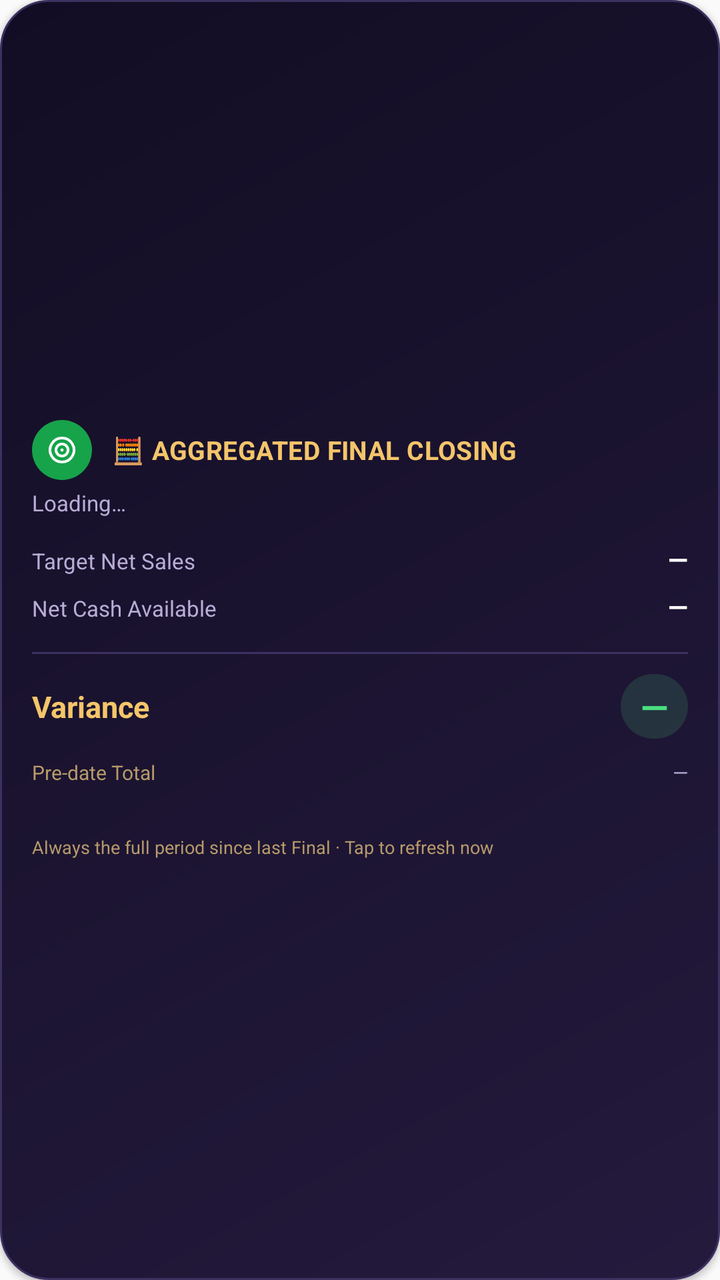
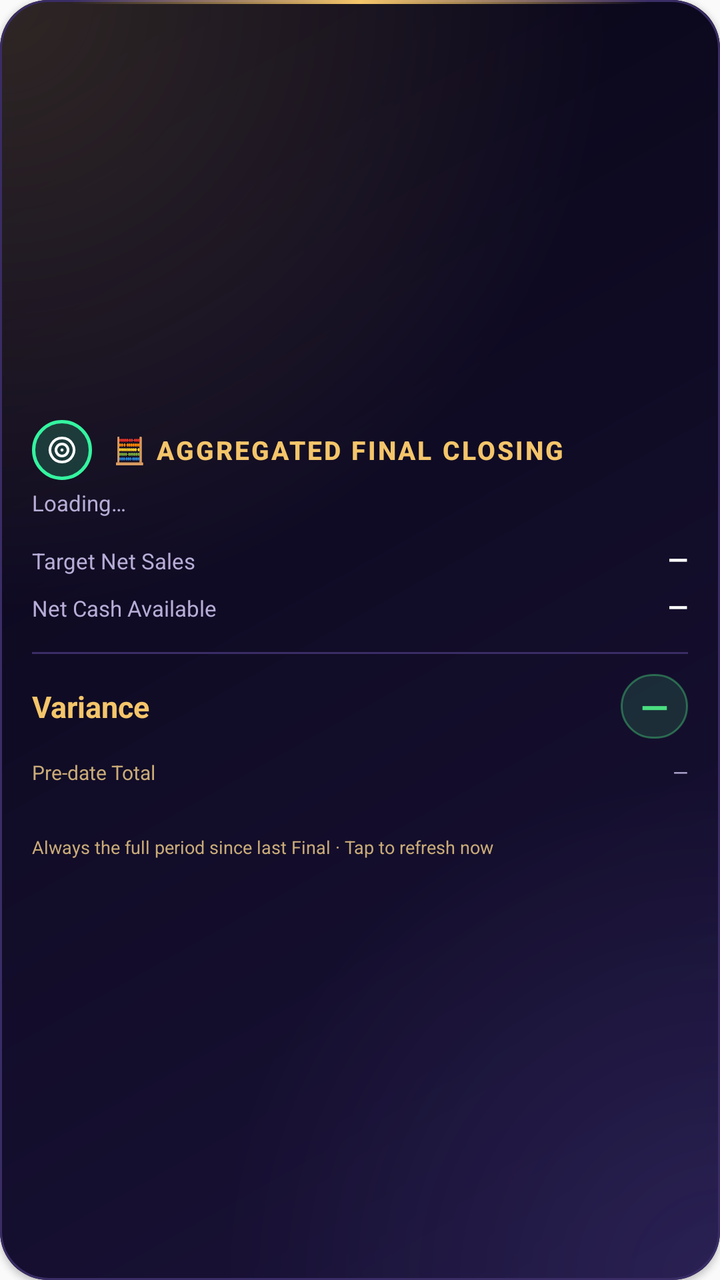

An Android layout rendered at two revisions. The XML below is the earlier revision; the diff shows what the commit changed to produce the second picture.
<!-- AndroidManifest.xml: application theme Theme.AppCompat.Light.NoActionBar -->
<!-- res/layout/widget_aggregated_final.xml -->
<?xml version="1.0" encoding="utf-8"?>
<LinearLayout xmlns:android="http://schemas.android.com/apk/res/android"
    android:layout_width="match_parent"
    android:layout_height="match_parent"
    android:orientation="vertical"
    android:gravity="center_vertical"
    android:background="@drawable/widget_amber_background"
    android:padding="16dp"
    android:elevation="2dp"
    android:id="@+id/agg_widget_root">

    <LinearLayout
        android:layout_width="match_parent"
        android:layout_height="wrap_content"
        android:orientation="horizontal"
        android:gravity="center_vertical">
        <FrameLayout
            android:layout_width="30dp"
            android:layout_height="30dp"
            android:background="@drawable/badge_circle_closing">
            <ImageView android:layout_width="16dp" android:layout_height="16dp"
                android:layout_gravity="center" android:src="@drawable/ic_target" />
        </FrameLayout>
        <TextView
            android:layout_width="0dp"
            android:layout_height="wrap_content"
            android:layout_weight="1"
            android:layout_marginStart="10dp"
            android:text="@string/agg_widget_title"
            android:textColor="@color/agg_gold"
            android:textStyle="bold"
            android:textSize="13sp"
            android:letterSpacing="0.01" />
    </LinearLayout>

    <TextView
        android:id="@+id/agg_subtitle"
        android:layout_width="match_parent"
        android:layout_height="wrap_content"
        android:layout_marginTop="4dp"
        android:layout_marginBottom="12dp"
        android:text="@string/agg_widget_loading"
        android:textColor="@color/agg_text_dim"
        android:textSize="11sp" />

    <LinearLayout
        android:layout_width="match_parent"
        android:layout_height="wrap_content"
        android:orientation="horizontal">
        <TextView
            android:layout_width="0dp" android:layout_height="wrap_content" android:layout_weight="1"
            android:text="@string/agg_label_target" android:textColor="@color/agg_text_dim" android:textSize="11sp" />
        <TextView android:id="@+id/agg_target" android:layout_width="wrap_content" android:layout_height="wrap_content"
            android:text="—" android:textColor="#FFFFFF" android:textStyle="bold" android:textSize="13sp" />
    </LinearLayout>

    <LinearLayout
        android:layout_width="match_parent"
        android:layout_height="wrap_content"
        android:orientation="horizontal"
        android:layout_marginTop="6dp">
        <TextView
            android:layout_width="0dp" android:layout_height="wrap_content" android:layout_weight="1"
            android:text="@string/agg_label_cash" android:textColor="@color/agg_text_dim" android:textSize="11sp" />
        <TextView android:id="@+id/agg_cash" android:layout_width="wrap_content" android:layout_height="wrap_content"
            android:text="—" android:textColor="#FFFFFF" android:textStyle="bold" android:textSize="13sp" />
    </LinearLayout>

    <TextView
        android:layout_width="match_parent"
        android:layout_height="1dp"
        android:layout_marginTop="14dp"
        android:layout_marginBottom="10dp"
        android:background="@color/agg_hairline" />

    <LinearLayout
        android:layout_width="match_parent"
        android:layout_height="wrap_content"
        android:orientation="horizontal"
        android:gravity="center_vertical">
        <TextView
            android:id="@+id/agg_variance_label"
            android:layout_width="0dp"
            android:layout_height="wrap_content"
            android:layout_weight="1"
            android:text="@string/agg_label_variance"
            android:textColor="@color/agg_gold"
            android:textStyle="bold"
            android:textSize="15sp" />
        <TextView
            android:id="@+id/agg_variance"
            android:layout_width="wrap_content"
            android:layout_height="wrap_content"
            android:background="@drawable/chip_agg_variance"
            android:paddingLeft="10dp"
            android:paddingRight="10dp"
            android:paddingTop="4dp"
            android:paddingBottom="4dp"
            android:text="—"
            android:textColor="@color/agg_mint"
            android:textStyle="bold"
            android:textSize="18sp" />
    </LinearLayout>

    <LinearLayout
        android:layout_width="match_parent"
        android:layout_height="wrap_content"
        android:orientation="horizontal"
        android:layout_marginTop="10dp">
        <TextView
            android:layout_width="0dp" android:layout_height="wrap_content" android:layout_weight="1"
            android:text="@string/agg_label_predate" android:textColor="@color/agg_gold_soft" android:textSize="10sp" />
        <TextView android:id="@+id/agg_predate" android:layout_width="wrap_content" android:layout_height="wrap_content"
            android:text="—" android:textColor="@color/agg_text_dim" android:textSize="10sp" />
    </LinearLayout>

    <TextView
        android:id="@+id/agg_synced_at"
        android:layout_width="match_parent"
        android:layout_height="wrap_content"
        android:layout_marginTop="10dp"
        android:text=""
        android:textColor="@color/agg_gold_soft"
        android:textSize="9sp" />

    <TextView
        android:layout_width="match_parent"
        android:layout_height="wrap_content"
        android:layout_marginTop="2dp"
        android:text="@string/agg_widget_footer"
        android:textColor="@color/agg_gold_soft"
        android:textSize="9sp" />

</LinearLayout>
<!-- resources referenced by this layout -->
<resources>
  <color name="agg_gold">#F4C56A</color>
  <color name="agg_gold_soft">#B79A6B</color>
  <color name="agg_hairline">#3C3160</color>
  <color name="agg_mint">#4ADE80</color>
  <color name="agg_text_dim">#B7ADD6</color>
  <!-- drawable badge_circle_closing (drawable) -->
  <?xml version="1.0" encoding="utf-8"?>
  <shape xmlns:android="http://schemas.android.com/apk/res/android" android:shape="oval">
      <solid android:color="@color/accent_closing" />
  </shape>
  <!-- drawable chip_agg_variance (drawable) -->
  <?xml version="1.0" encoding="utf-8"?>
  <shape xmlns:android="http://schemas.android.com/apk/res/android" android:shape="rectangle">
      <corners android:radius="20dp" />
      <solid android:color="#264ADE80" />
  </shape>
  <!-- drawable widget_amber_background (drawable) -->
  <?xml version="1.0" encoding="utf-8"?>
  <shape xmlns:android="http://schemas.android.com/apk/res/android"
      android:shape="rectangle">
      <corners android:radius="24dp" />
      <gradient
          android:angle="135"
          android:startColor="@color/agg_bg_top"
          android:endColor="@color/agg_bg_bottom"
          android:type="linear" />
      <stroke android:width="1dp" android:color="@color/agg_hairline" />
  </shape>
  <string name="agg_label_cash">Net Cash Available</string>
  <string name="agg_label_predate">Pre-date Total</string>
  <string name="agg_label_target">Target Net Sales</string>
  <string name="agg_label_variance">Variance</string>
  <string name="agg_widget_footer">Always the full period since last Final · Tap to refresh now</string>
  <string name="agg_widget_loading">Loading…</string>
  <string name="agg_widget_title">🧮 AGGREGATED FINAL CLOSING</string>
  <color name="accent_closing">#16A34A</color>
  <color name="agg_bg_top">#241A3D</color>
  <color name="agg_bg_bottom">#120D24</color>
  <!-- unchanged entries left out for length: 1 -->
</resources>

<!-- the commit's change to res/layout/widget_aggregated_final.xml (unified diff, before → after) -->
@@ -30,7 +30,7 @@
             android:textColor="@color/agg_gold"
             android:textStyle="bold"
             android:textSize="13sp"
-            android:letterSpacing="0.01" />
+            android:textAllCaps="true" android:letterSpacing="0.08" android:fontFamily="sans-serif-medium" />
     </LinearLayout>
 
     <TextView
<!-- resource entries referenced after the edit -->
@@ -1,33 +1,40 @@
 <!-- resources referenced by this layout -->
 <resources>
-  <color name="agg_gold">#F4C56A</color>
-  <color name="agg_gold_soft">#B79A6B</color>
-  <color name="agg_hairline">#3C3160</color>
-  <color name="agg_mint">#4ADE80</color>
-  <color name="agg_text_dim">#B7ADD6</color>
+  <color name="agg_gold">#FFF4C56A</color>
+  <color name="agg_gold_soft">#FFC9AB78</color>
+  <color name="agg_hairline">#FF3A2D66</color>
+  <color name="agg_mint">#FF4ADE80</color>
+  <color name="agg_text_dim">#FFB7ADD6</color>
   <!-- drawable badge_circle_closing (drawable) -->
   <?xml version="1.0" encoding="utf-8"?>
   <shape xmlns:android="http://schemas.android.com/apk/res/android" android:shape="oval">
-      <solid android:color="@color/accent_closing" />
+      <solid android:color="@color/accent_closing_soft" />
+      <stroke android:width="1.5dp" android:color="@color/accent_closing" />
   </shape>
   <!-- drawable chip_agg_variance (drawable) -->
   <?xml version="1.0" encoding="utf-8"?>
   <shape xmlns:android="http://schemas.android.com/apk/res/android" android:shape="rectangle">
       <corners android:radius="20dp" />
       <solid android:color="#264ADE80" />
+      <stroke android:width="1dp" android:color="#664ADE80" />
   </shape>
   <!-- drawable widget_amber_background (drawable) -->
   <?xml version="1.0" encoding="utf-8"?>
-  <shape xmlns:android="http://schemas.android.com/apk/res/android"
-      android:shape="rectangle">
-      <corners android:radius="24dp" />
-      <gradient
-          android:angle="135"
-          android:startColor="@color/agg_bg_top"
-          android:endColor="@color/agg_bg_bottom"
-          android:type="linear" />
-      <stroke android:width="1dp" android:color="@color/agg_hairline" />
-  </shape>
+  <layer-list xmlns:android="http://schemas.android.com/apk/res/android">
+      <item><shape android:shape="rectangle"><corners android:radius="24dp" />
+          <gradient android:angle="135" android:startColor="@color/agg_bg_top" android:endColor="@color/agg_bg_bottom" android:type="linear" /></shape></item>
+      <item><shape android:shape="rectangle"><corners android:radius="24dp" />
+          <gradient android:type="radial" android:gradientRadius="85%p" android:centerX="0.0" android:centerY="0.0"
+              android:startColor="@color/glow_gold_start" android:endColor="@color/glow_gold_end" /></shape></item>
+      <item><shape android:shape="rectangle"><corners android:radius="24dp" />
+          <gradient android:type="radial" android:gradientRadius="70%p" android:centerX="1.0" android:centerY="1.0"
+              android:startColor="@color/glow_violet_start" android:endColor="@color/glow_violet_end" /></shape></item>
+      <item><shape android:shape="rectangle"><corners android:radius="24dp" />
+          <stroke android:width="1dp" android:color="@color/agg_hairline" /></shape></item>
+      <item android:gravity="top" android:height="2dp" android:left="36dp" android:right="36dp">
+          <shape android:shape="rectangle"><corners android:radius="1dp" />
+              <gradient android:angle="0" android:startColor="@color/edge_gold_start" android:centerColor="@color/edge_gold_mid" android:endColor="@color/edge_gold_end" /></shape></item>
+  </layer-list>
   <string name="agg_label_cash">Net Cash Available</string>
   <string name="agg_label_predate">Pre-date Total</string>
   <string name="agg_label_target">Target Net Sales</string>
@@ -35,9 +42,17 @@
   <string name="agg_widget_footer">Always the full period since last Final · Tap to refresh now</string>
   <string name="agg_widget_loading">Loading…</string>
   <string name="agg_widget_title">🧮 AGGREGATED FINAL CLOSING</string>
-  <color name="accent_closing">#16A34A</color>
-  <color name="agg_bg_top">#241A3D</color>
-  <color name="agg_bg_bottom">#120D24</color>
+  <color name="accent_closing_soft">#2E34F5A0</color>
+  <color name="accent_closing">#FF34F5A0</color>
+  <color name="agg_bg_top">#FF1A1238</color>
+  <color name="agg_bg_bottom">#FF080616</color>
+  <color name="glow_gold_start">#2AF4C56A</color>
+  <color name="glow_gold_end">#00F4C56A</color>
+  <color name="glow_violet_start">#248B7CFF</color>
+  <color name="glow_violet_end">#008B7CFF</color>
+  <color name="edge_gold_start">#00F4C56A</color>
+  <color name="edge_gold_mid">#FFF4C56A</color>
+  <color name="edge_gold_end">#00FF9F5A</color>
   <!-- unchanged entries left out for length: 1 -->
 </resources>
 
